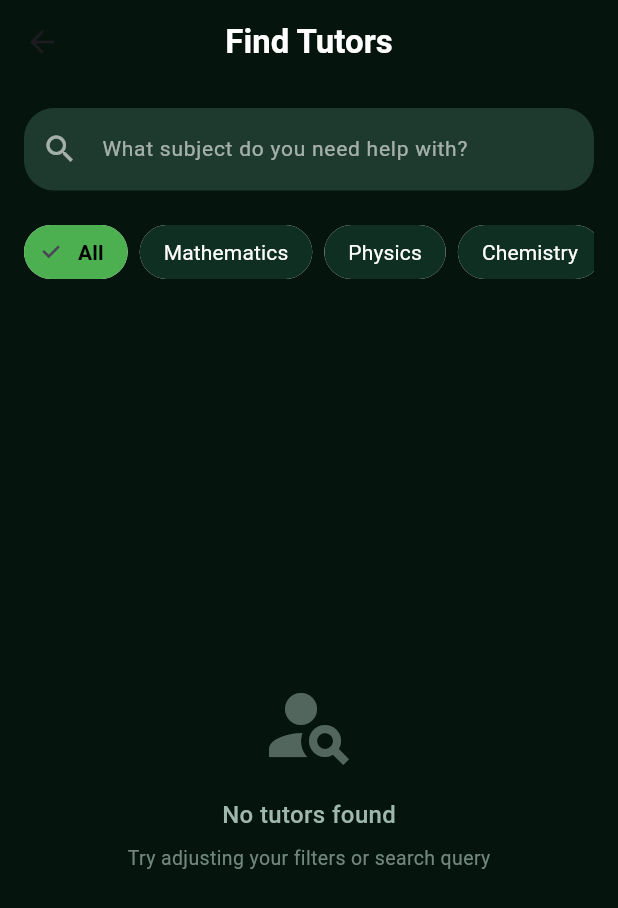
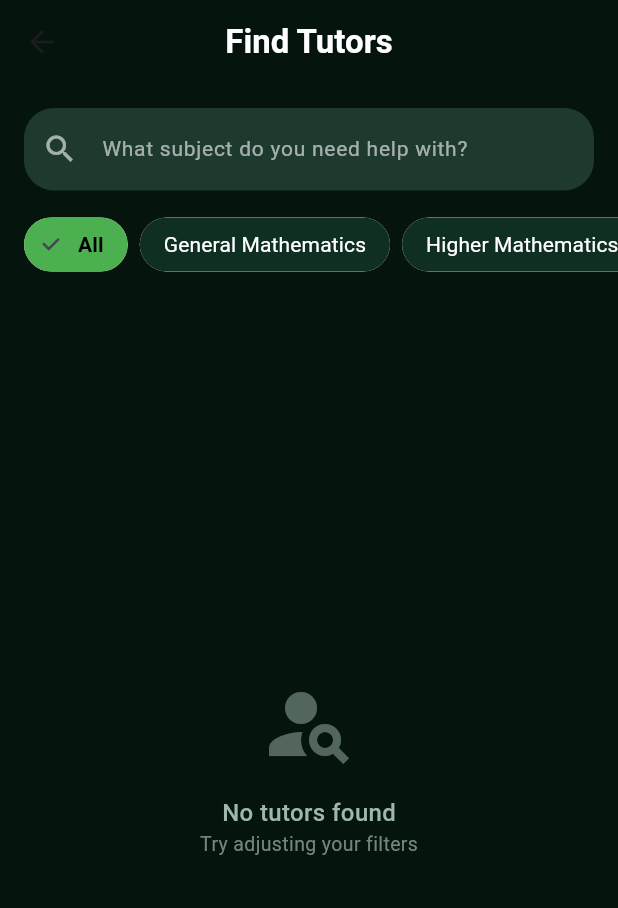
Before and after one commit to TanvirMain49/flutter_final_project, a Flutter app: the ExploreTutorScreen screen opened directly, after a tap on "All", on a phone screen of 412 x 824 dp. Shown: the top 908 px of the screen. Run offline on Flutter 3.47's test engine with Material 3 defaults, Android fonts, the phone set to English and light mode, and no system bars; our stand-ins replace flutter_dotenv, shimmer, supabase_flutter; accounts and stored records are empty.

Commit message:
fixed and clean code the explor tutor screen

```diff
--- a/lib/features/student/api/student_api.dart
+++ b/lib/features/student/api/student_api.dart
@@ -126,18 +126,18 @@ class StudentApiService {
           .from('users')
           .select('''
           *,
-          tutor_skills: tutor_skills(
+          tutor_skills!inner(
           *,
-          subjects: subject_id(
+          subjects!inner(
             name
           )
           )
           ''')
           .eq('role', 'Tutor');
+
       if(subject != null){
         query = query.eq('tutor_skills.subjects.name', subject);
       }
-
       if(searchQuery != null && searchQuery.isNotEmpty){
         query = query.ilike('full_name', '%$searchQuery%');
       }
--- a/lib/features/student/screen/explore_tutor.dart
+++ b/lib/features/student/screen/explore_tutor.dart
@@ -1,18 +1,13 @@
+import 'package:flutter/material.dart';
 import 'package:_6th_sem_project/core/constants/colors.dart';
 import 'package:_6th_sem_project/core/widgets/Skeleton/explore_tutor_skeleton.dart';
 import 'package:_6th_sem_project/core/widgets/search_field.dart';
 import 'package:_6th_sem_project/core/widgets/tutor_card.dart';
 import 'package:_6th_sem_project/features/student/controller/get_tuition_controller.dart';
-import 'package:flutter/material.dart';
-
 
 class ExploreTutorScreen extends StatefulWidget {
   final List<Map<String, dynamic>>? tutors;
-
-  const ExploreTutorScreen({
-    super.key,
-    this.tutors,
-  });
+  const ExploreTutorScreen({super.key, this.tutors});
 
   @override
   State<ExploreTutorScreen> createState() => _ExploreTutorScreenState();
@@ -21,234 +16,159 @@ class ExploreTutorScreen extends StatefulWidget {
 class _ExploreTutorScreenState extends State<ExploreTutorScreen> {
   final controller = GetTuitionController();
   final searchController = TextEditingController();
-  List<Map<String, dynamic>> filteredTutors = [];
+
   String selectedFilter = 'All';
-
   final List<String> filterOptions = [
-    'All',
-    'Mathematics',
-    'Physics',
-    'Chemistry',
-    'Biology',
-    'English',
-    'ICT',
+    'All', 'General Mathematics', 'Higher Mathematics', 'Physics', 'Chemistry', 'Biology', 'English', 'Accounting' 'ICT',
   ];
 
   @override
   void initState() {
     super.initState();
-    controller.getAllTuition((){
-      if (mounted) setState(() {});
-    });
+    _fetchTutors();
   }
 
-  // void _filterTutors(String query) {
-  //   setState(() {
-  //     final tutorsToUse = widget.tutors ?? dummyTutorData;
-  //     if (query.isEmpty && selectedFilter == 'All') {
-  //       filteredTutors = tutorsToUse
-  //           .where((tutor) =>
-  //       tutor['role']?.toString().toLowerCase() == 'tutor' &&
-  //           (tutor['tutor_skills'] as List?)?.isNotEmpty == true)
-  //           .toList();
-  //     } else {
-  //       filteredTutors = tutorsToUse.where((tutor) {
-  //         final isTutor =
-  //             tutor['role']?.toString().toLowerCase() == 'tutor' &&
-  //                 (tutor['tutor_skills'] as List?)?.isNotEmpty == true;
-  //
-  //         if (!isTutor) return false;
-  //
-  //         final name = tutor['full_name']?.toString().toLowerCase() ?? '';
-  //         final skills = tutor['tutor_skills'] as List? ?? [];
-  //
-  //         final matchesQuery = query.isEmpty ||
-  //             name.contains(query.toLowerCase()) ||
-  //             skills.any((skill) =>
-  //                 skill['subjects']['name']
-  //                     .toString()
-  //                     .toLowerCase()
-  //                     .contains(query.toLowerCase()));
-  //
-  //         final matchesFilter = selectedFilter == 'All' ||
-  //             skills.any((skill) =>
-  //                 skill['subjects']['name']
-  //                     .toString()
-  //                     .toLowerCase()
-  //                     .contains(selectedFilter.toLowerCase()));
-  //
-  //         return matchesQuery && matchesFilter;
-  //       }).toList();
-  //     }
-  //   });
-  // }
+  void _fetchTutors() {
+    controller.getAllTuition(() {
+      if (mounted) setState(() {});
+    },
+        searchQuery: searchController.text,
+        subject: selectedFilter == 'All' ? null : selectedFilter);
+  }
 
   @override
   Widget build(BuildContext context) {
     return Scaffold(
       backgroundColor: AppColors.primaryDark,
-      appBar: AppBar(
+      appBar: _buildAppBar(),
+      body: Column(
+        children: [
+          _buildSearchBar(),
+          _buildFilterChips(),
+          const SizedBox(height: 16),
+          Expanded(child: _buildContent()),
+        ],
+      ),
+    );
+  }
+
+  // --- UI Sections ---
+
+  AppBar _buildAppBar() {
+    return AppBar(
       backgroundColor: AppColors.primaryDark,
       elevation: 0,
-        title: const Text(
-          'Find Tutors',
-          style: TextStyle(
-            color: AppColors.white,
-            fontWeight: FontWeight.bold,
-          ),
-        ),
+      title: const Text('Find Tutors',
+          style: TextStyle(color: AppColors.white, fontWeight: FontWeight.bold)),
       centerTitle: true,
-      ),
-      body: Column(
-        children: [
-          // Search Bar
-          Padding(
+    );
+  }
+
+  Widget _buildSearchBar() {
+    return Padding(
       padding: const EdgeInsets.all(16),
       child: SearchField(
         controller: searchController,
-              onChanged: (value) {
-                controller.getAllTuition(
-                      () => setState(() {}),
-                  searchQuery: value,
-                  subject: selectedFilter == 'All' ? null : selectedFilter, // Keep existing filter
-                );
-              },
+        onChanged: (_) => _fetchTutors(),
         onClear: () {
           searchController.clear();
-               controller.getAllTuition((){
-                  if (mounted) setState(() {});
-                }, searchQuery: '');
+          _fetchTutors();
         },
       ),
-          ),
-          //
-          // // Filter Chips
-          Padding(
+    );
+  }
+
+  Widget _buildFilterChips() {
+    return SizedBox(
+      height: 40,
+      child: ListView.separated(
+        scrollDirection: Axis.horizontal,
         padding: const EdgeInsets.symmetric(horizontal: 16),
-            child: SizedBox(
-              height: 50,
-              child: ListView.builder(
-                scrollDirection: Axis.horizontal,
         itemCount: filterOptions.length,
+        separatorBuilder: (_, __) => const SizedBox(width: 8),
         itemBuilder: (context, index) {
-                  final isSelected = selectedFilter == filterOptions[index];
-                  return Padding(
-                    padding: const EdgeInsets.only(right: 8),
-                    child: ChoiceChip(
-                      label: Text(filterOptions[index]),
+          final filter = filterOptions[index];
+          final isSelected = selectedFilter == filter;
+          return ChoiceChip(
+            label: Text(filter),
             selected: isSelected,
-                      onSelected: (bool selected) {
+            onSelected: (selected) {
               if (selected) {
-                          setState(() {
-                            selectedFilter = filterOptions[index];
-                          });
-                          // Pass BOTH filters to the controller
-                          controller.getAllTuition(
-                                () => setState(() {}),
-                            subject: selectedFilter == 'All' ? null : selectedFilter,
-                            searchQuery: searchController.text, // Keep existing search text
-                          );
+                setState(() => selectedFilter = filter);
+                _fetchTutors();
               }
             },
             selectedColor: AppColors.accent,
             backgroundColor: AppColors.secondary,
             labelStyle: TextStyle(
-                        color:
-                        isSelected ? AppColors.black : AppColors.white,
-                        fontWeight: isSelected
-                            ? FontWeight.bold
-                            : FontWeight.normal,
+              color: isSelected ? AppColors.black : AppColors.white,
+              fontWeight: isSelected ? FontWeight.bold : FontWeight.normal,
             ),
-                      shape: RoundedRectangleBorder(
-                        borderRadius: BorderRadius.circular(20),
-                      ),
+            shape: RoundedRectangleBorder(borderRadius: BorderRadius.circular(20)),
             side: BorderSide.none,
-                    ),
           );
         },
       ),
-            ),
-          ),
+    );
+  }
 
-          const SizedBox(height: 16),
+  Widget _buildContent() {
+    if (controller.isAllTutorLoading) return _buildLoadingState();
+    if (controller.tutors.isEmpty) return _buildEmptyState();
+    return _buildTutorList();
+  }
 
-          // Tutor List
-          Expanded(
-            child: controller.isAllTutorLoading ?
-            ListView.builder(
+  // --- Helper States ---
+
+  Widget _buildLoadingState() {
+    return ListView.builder(
       padding: const EdgeInsets.symmetric(horizontal: 16),
-              itemCount: 5, // number of skeleton cards
-              itemBuilder: (context, index) {
-                return const Padding(
+      itemCount: 5,
+      itemBuilder: (_, __) => const Padding(
         padding: EdgeInsets.only(bottom: 16),
         child: ExploreTutorSkeleton(),
+      ),
     );
-              },
-            ) :
-            controller.tutors.isEmpty
-                ? Center(
+  }
+
+  Widget _buildEmptyState() {
+    return Center(
       child: Column(
         mainAxisAlignment: MainAxisAlignment.center,
         children: [
-                  Icon(
-                    Icons.person_search,
-                    size: 64,
-                    color: AppColors.textMuted.withOpacity(0.5),
-                  ),
+          Icon(Icons.person_search, size: 64, color: AppColors.textMuted.withOpacity(0.5)),
           const SizedBox(height: 16),
-                  Text(
-                    'No tutors found',
-                    style: TextStyle(
-                      color: AppColors.textMuted,
-                      fontSize: 16,
-                      fontWeight: FontWeight.w500,
-                    ),
-                  ),
-                  const SizedBox(height: 8),
-                  Text(
-                    'Try adjusting your filters or search query',
-                    style: TextStyle(
-                      color: AppColors.textMuted.withOpacity(0.7),
-                      fontSize: 13,
-                    ),
-                  ),
+          const Text('No tutors found',
+              style: TextStyle(color: AppColors.textMuted, fontSize: 16, fontWeight: FontWeight.w500)),
+          Text('Try adjusting your filters',
+              style: TextStyle(color: AppColors.textMuted.withOpacity(0.7), fontSize: 13)),
         ],
       ),
-            )
-                : ListView.builder(
+    );
+  }
+
+  Widget _buildTutorList() {
+    return ListView.builder(
       padding: const EdgeInsets.symmetric(horizontal: 16),
       itemCount: controller.tutors.length,
       itemBuilder: (context, index) {
         final tutor = controller.tutors[index];
-                final tutorSkills = tutor['tutor_skills'] as List? ?? [];
-                final firstSkill = tutorSkills.isNotEmpty
-                    ? tutorSkills[0] as Map<String, dynamic>
-                    : null;
-                if (firstSkill == null) {
-                  return const SizedBox.shrink();
-                }
+        final skill = (tutor['tutor_skills'] as List?)?.firstOrNull;
 
-                final subjectMap = firstSkill['subjects'] as Map<String, dynamic>?;
-
-                debugPrint("Tutor: $tutor");
+        if (skill == null) return const SizedBox.shrink();
 
         return Padding(
           padding: const EdgeInsets.only(bottom: 16),
           child: TutorCard(
             name: tutor['full_name'] ?? 'Unknown',
-                    subject: subjectMap?['name'] ?? 'N/A',
-                    price: firstSkill['salary'] ?? 'N/A',
+            subject: skill['subjects']?['name'] ?? 'N/A',
+            price: skill['salary'] ?? 'N/A',
             gender: tutor['gender'],
-                    experience:
-                    '${firstSkill['experience_years'] ?? 0} yrs',
-                    education: firstSkill['education_at'] ?? 'N/A',
+            experience: '${skill['experience_years'] ?? 0} yrs',
+            education: skill['education_at'] ?? 'N/A',
           ),
         );
       },
-            ),
-          ),
-        ],
-      ),
     );
   }
 
```
Lines whose indentation alone changed are shown as unchanged.
